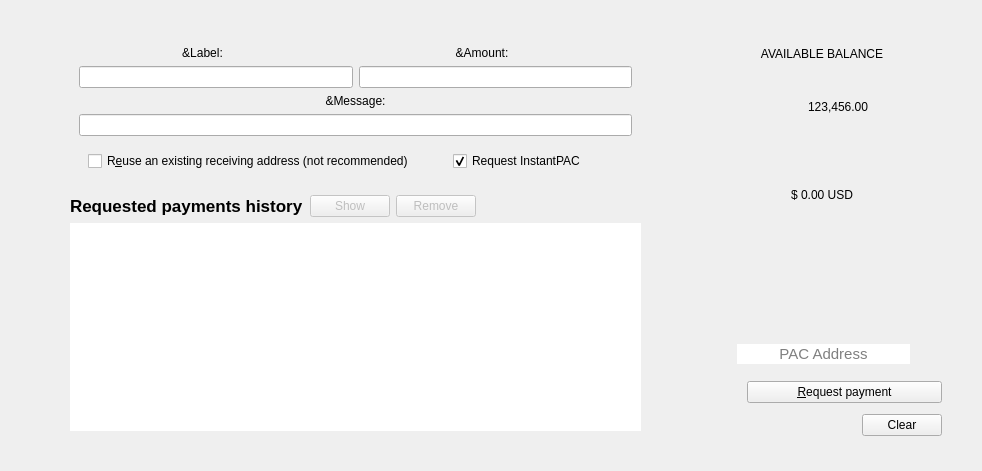
PACCommunity/PAC, file src/qt/forms/receivecoinsdialog.ui: the form before one commit.
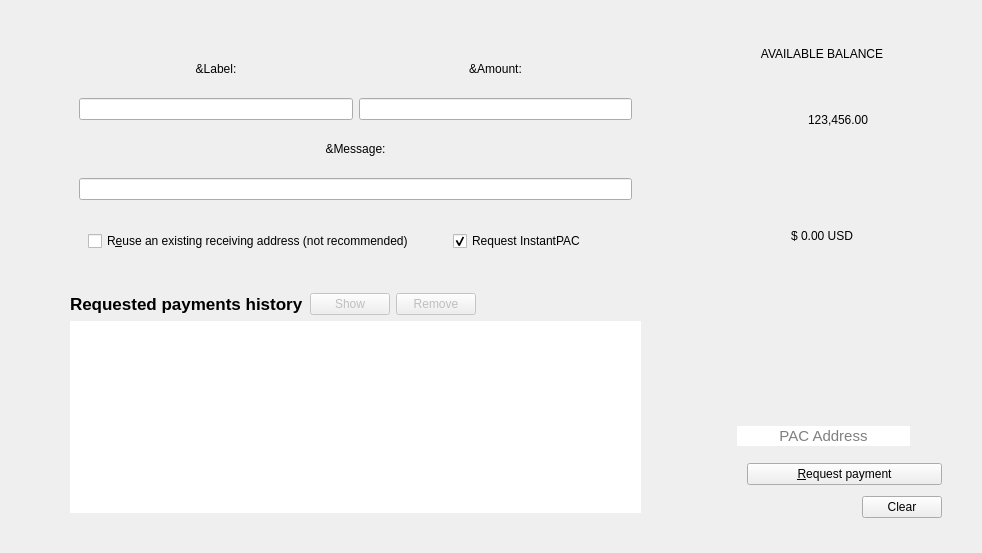
The form after the commit. Icons and pictures are not drawn. Custom widgets are drawn as their Qt base class.

Diff of the .ui file:
```diff
--- a/src/qt/forms/receivecoinsdialog.ui
+++ b/src/qt/forms/receivecoinsdialog.ui
@@ -7,7 +7,7 @@
     <x>0</x>
     <y>0</y>
     <width>982</width>
-    <height>471</height>
+    <height>553</height>
    </rect>
   </property>
   <property name="sizePolicy">
@@ -63,6 +63,12 @@
          </property>
          <item row="1" column="0">
           <widget class="QFrame" name="verticalFrame">
+           <property name="minimumSize">
+            <size>
+             <width>0</width>
+             <height>250</height>
+            </size>
+           </property>
            <property name="maximumSize">
             <size>
              <width>16777215</width>
@@ -97,7 +103,7 @@
               <item>
                <widget class="QLabel" name="label">
                 <property name="sizePolicy">
-                 <sizepolicy hsizetype="Expanding" vsizetype="Fixed">
+                 <sizepolicy hsizetype="Preferred" vsizetype="Fixed">
                   <horstretch>0</horstretch>
                   <verstretch>0</verstretch>
                  </sizepolicy>
@@ -412,7 +418,7 @@
          <item row="4" column="0">
           <widget class="QTableView" name="recentRequestsView">
            <property name="sizePolicy">
-            <sizepolicy hsizetype="Expanding" vsizetype="MinimumExpanding">
+            <sizepolicy hsizetype="Expanding" vsizetype="Preferred">
              <horstretch>0</horstretch>
              <verstretch>0</verstretch>
             </sizepolicy>
```
